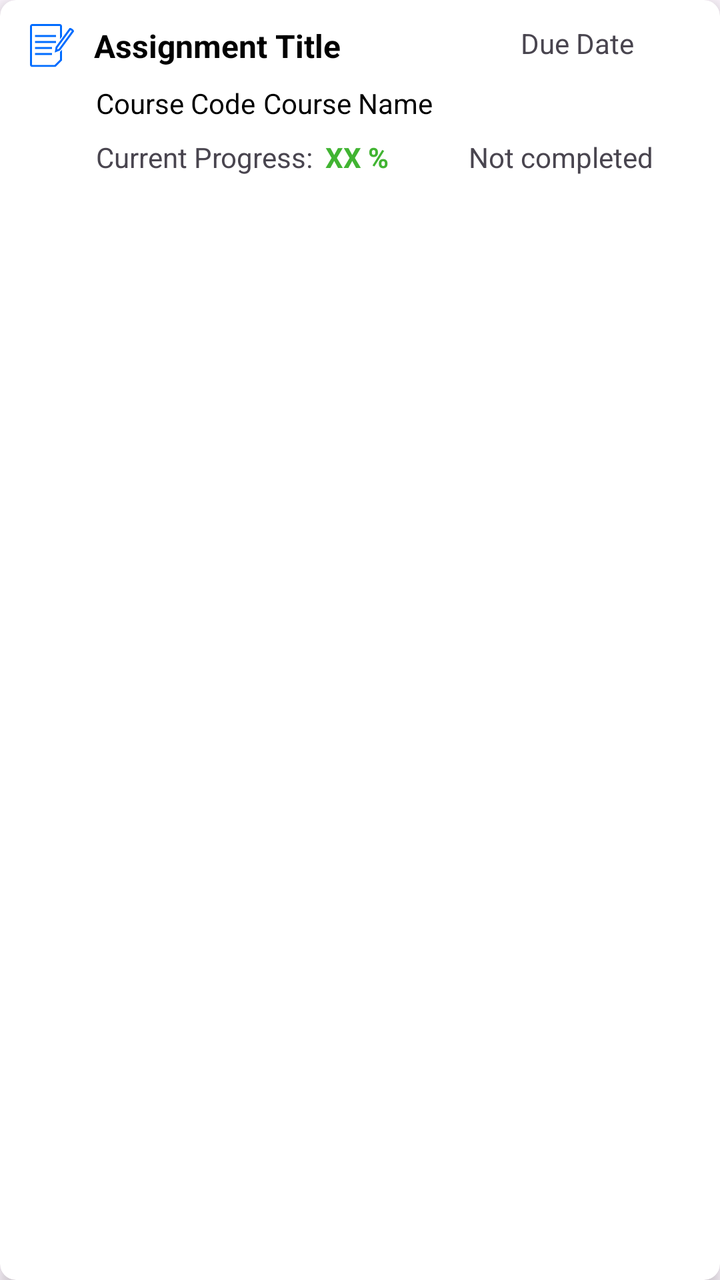
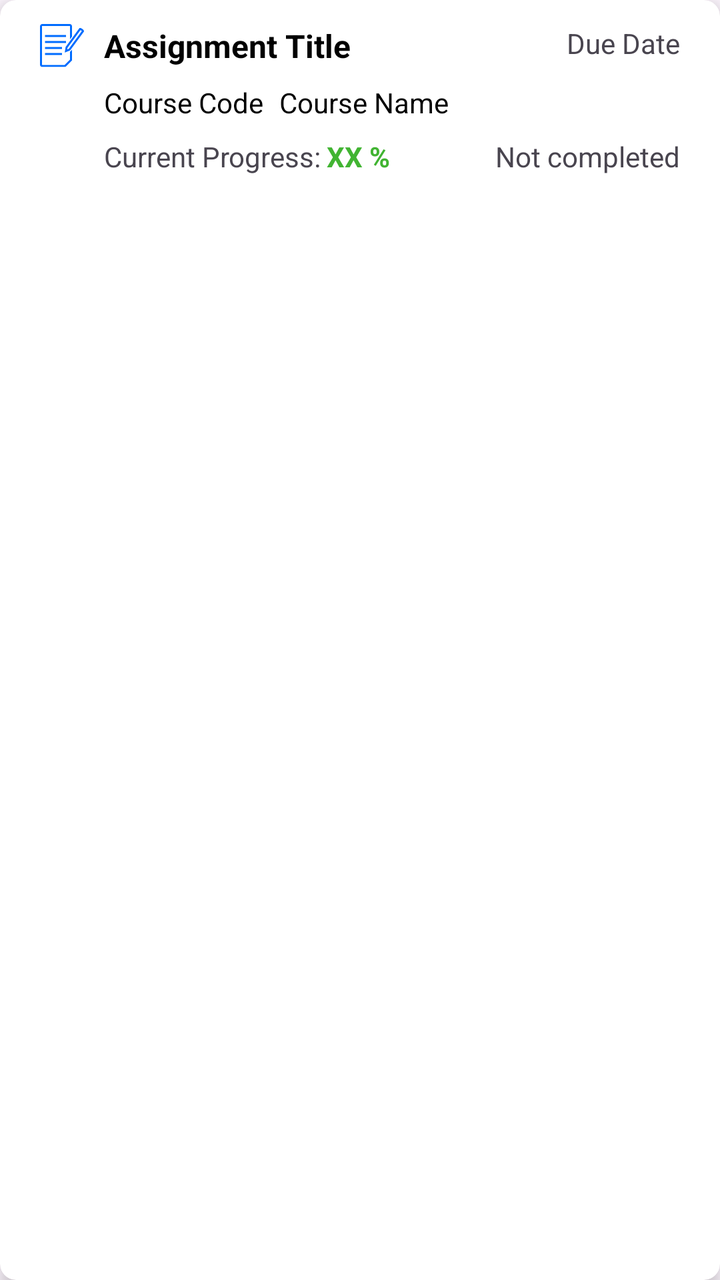

Two renders of the same Android screen: before a commit and after it. Below are the layout's source before the change and the commit's diff.
<!-- AndroidManifest.xml: application theme Theme.Project_JomStudy -->
<!-- res/layout/assignment.xml -->
<?xml version="1.0" encoding="utf-8"?>
<androidx.cardview.widget.CardView xmlns:android="http://schemas.android.com/apk/res/android"
    android:layout_width="match_parent"
    android:layout_height="wrap_content"
    xmlns:app="http://schemas.android.com/apk/res-auto"
    android:id="@+id/cardView"
    android:foreground="?android:attr/selectableItemBackground"
    app:cardElevation="5dp"
    app:cardCornerRadius="8dp"
    android:layout_margin="16dp">

    <LinearLayout
        android:layout_width="wrap_content"
        android:layout_height="wrap_content"
        android:layout_marginLeft="5dp"
        android:orientation="vertical">

        <LinearLayout
            android:layout_width="wrap_content"
            android:layout_height="wrap_content"
            android:layout_gravity="center_vertical"
            android:orientation="horizontal"
            android:layout_marginTop="10dp">
            <LinearLayout
                android:layout_width="wrap_content"
                android:layout_height="wrap_content"
                android:orientation="horizontal">

                <ImageView
                    android:layout_width="22dp"
                    android:layout_height="22dp"
                    android:src="@drawable/group_28"
                    android:layout_marginStart="10dp"
                    android:layout_marginTop="2dp"/>

            <TextView
                android:layout_width="wrap_content"
                android:layout_height="wrap_content"
                android:id="@+id/assignmentTitle"
                android:text="Assignment Title"
                android:textColor="@color/black"
                android:textSize="16sp"
                android:layout_marginLeft="10dp"
                android:layout_marginTop="2dp"
                android:textStyle="bold"/>

                <TextView
                    android:layout_width="wrap_content"
                    android:layout_height="wrap_content"
                    android:id="@+id/dueDate"
                    android:text="Due Date"
                    android:textSize="14sp"
                    android:layout_marginStart="90dp"
                    android:layout_marginEnd="10dp"
                    android:layout_alignParentRight="true"
                    android:layout_marginRight="10dp"
                    app:layout_constraintHorizontal_chainStyle="packed"/>

            </LinearLayout>
        </LinearLayout>
        <LinearLayout
            android:layout_width="wrap_content"
            android:layout_height="wrap_content"
            android:orientation="horizontal">
            <TextView
                android:layout_width="match_parent"
                android:layout_height="wrap_content"
                android:id="@+id/courseCode"
                android:text="Course Code"
                android:textColor="@color/black"
                android:textSize="14sp"
                android:layout_marginTop="8dp"
                android:layout_marginLeft="43dp"/>

            <TextView
                android:layout_width="match_parent"
                android:layout_height="wrap_content"
                android:id="@+id/courseName"
                android:text="Course Name"
                android:textColor="@color/black"
                android:textSize="14sp"
                android:layout_marginTop="8dp"
                android:layout_marginLeft="4dp"/>
        </LinearLayout>

        <LinearLayout
            android:layout_width="wrap_content"
            android:layout_height="match_parent"
            android:orientation="horizontal"
            android:layout_marginBottom="10dp">
            <TextView
                android:layout_width="wrap_content"
                android:layout_height="wrap_content"
                android:text="Current Progress: "
                android:layout_marginStart="43dp"
                android:layout_marginTop="8dp"/>

            <TextView
                android:layout_width="wrap_content"
                android:layout_height="wrap_content"
                android:id="@+id/progress"
                android:text="XX %"
                android:layout_marginTop="8dp"
                android:layout_marginLeft="3dp"
                android:textStyle="bold"
                android:textColor="@color/green"/>

            <TextView
                android:layout_width="wrap_content"
                android:layout_height="wrap_content"
                android:id="@+id/status"
                android:text="Not completed"
                android:layout_marginTop="8dp"
                android:layout_marginLeft="40dp" />
        </LinearLayout>
    </LinearLayout>
</androidx.cardview.widget.CardView>
<!-- resources referenced by this layout -->
<resources>
  <color name="black">#FF000000</color>
  <color name="green">#41B432</color>
  <!-- drawable group_28: vector/xml drawable (drawable, 2324 chars, omitted) -->
  <style name="Theme.Project_JomStudy" parent="Base.Theme.Project_JomStudy" />
  <style name="Base.Theme.Project_JomStudy" parent="Theme.Material3.DayNight.NoActionBar" />
</resources>

<!-- the commit's change to res/layout/assignment.xml (unified diff, before → after) -->
@@ -1,4 +1,3 @@
-<?xml version="1.0" encoding="utf-8"?>
 <androidx.cardview.widget.CardView xmlns:android="http://schemas.android.com/apk/res/android"
     android:layout_width="match_parent"
     android:layout_height="wrap_content"
@@ -9,109 +8,94 @@
     app:cardCornerRadius="8dp"
     android:layout_margin="16dp">
 
-    <LinearLayout
-        android:layout_width="wrap_content"
+    <RelativeLayout
+        android:layout_width="match_parent"
         android:layout_height="wrap_content"
-        android:layout_marginLeft="5dp"
-        android:orientation="vertical">
+        android:padding="10dp">
 
-        <LinearLayout
+        
+        <ImageView
+            android:id="@+id/icon"
+            android:layout_width="22dp"
+            android:layout_height="22dp"
+            android:src="@drawable/group_28"
+            android:layout_alignParentStart="true"
+            android:layout_marginTop="2dp"
+            android:layout_marginStart="10dp" />
+
+        <TextView
+            android:id="@+id/assignmentTitle"
             android:layout_width="wrap_content"
             android:layout_height="wrap_content"
-            android:layout_gravity="center_vertical"
-            android:orientation="horizontal"
-            android:layout_marginTop="10dp">
-            <LinearLayout
-                android:layout_width="wrap_content"
-                android:layout_height="wrap_content"
-                android:orientation="horizontal">
+            android:text="Assignment Title"
+            android:textColor="@color/black"
+            android:textSize="16sp"
+            android:textStyle="bold"
+            android:layout_toEndOf="@id/icon"
+            android:layout_marginStart="10dp"
+            android:layout_alignTop="@id/icon" />
 
-                <ImageView
-                    android:layout_width="22dp"
-                    android:layout_height="22dp"
-                    android:src="@drawable/group_28"
-                    android:layout_marginStart="10dp"
-                    android:layout_marginTop="2dp"/>
-
-            <TextView
-                android:layout_width="wrap_content"
-                android:layout_height="wrap_content"
-                android:id="@+id/assignmentTitle"
-                android:text="Assignment Title"
-                android:textColor="@color/black"
-                android:textSize="16sp"
-                android:layout_marginLeft="10dp"
-                android:layout_marginTop="2dp"
-                android:textStyle="bold"/>
-
-                <TextView
-                    android:layout_width="wrap_content"
-                    android:layout_height="wrap_content"
-                    android:id="@+id/dueDate"
-                    android:text="Due Date"
-                    android:textSize="14sp"
-                    android:layout_marginStart="90dp"
-                    android:layout_marginEnd="10dp"
-                    android:layout_alignParentRight="true"
-                    android:layout_marginRight="10dp"
-                    app:layout_constraintHorizontal_chainStyle="packed"/>
-
-            </LinearLayout>
-        </LinearLayout>
-        <LinearLayout
+        <TextView
+            android:id="@+id/dueDate"
             android:layout_width="wrap_content"
             android:layout_height="wrap_content"
-            android:orientation="horizontal">
-            <TextView
-                android:layout_width="match_parent"
-                android:layout_height="wrap_content"
-                android:id="@+id/courseCode"
-                android:text="Course Code"
-                android:textColor="@color/black"
-                android:textSize="14sp"
-                android:layout_marginTop="8dp"
-                android:layout_marginLeft="43dp"/>
+            android:text="Due Date"
+            android:textSize="14sp"
+            android:layout_alignParentEnd="true"
+            android:layout_alignTop="@id/assignmentTitle"
+            android:layout_marginEnd="10dp" />
 
-            <TextView
-                android:layout_width="match_parent"
-                android:layout_height="wrap_content"
-                android:id="@+id/courseName"
-                android:text="Course Name"
-                android:textColor="@color/black"
-                android:textSize="14sp"
-                android:layout_marginTop="8dp"
-                android:layout_marginLeft="4dp"/>
-        </LinearLayout>
+        
+        <TextView
+            android:id="@+id/courseCode"
+            android:layout_width="wrap_content"
+            android:layout_height="wrap_content"
+            android:text="Course Code"
+            android:textColor="@color/black"
+            android:textSize="14sp"
+            android:layout_below="@id/assignmentTitle"
+            android:layout_alignStart="@id/assignmentTitle"
+            android:layout_marginTop="8dp" />
 
-        <LinearLayout
+        <TextView
+            android:id="@+id/courseName"
             android:layout_width="wrap_content"
-            android:layout_height="match_parent"
-            android:orientation="horizontal"
-            android:layout_marginBottom="10dp">
-            <TextView
-                android:layout_width="wrap_content"
-                android:layout_height="wrap_content"
-                android:text="Current Progress: "
-                android:layout_marginStart="43dp"
-                android:layout_marginTop="8dp"/>
+            android:layout_height="wrap_content"
+            android:text="Course Name"
+            android:textColor="@color/black"
+            android:textSize="14sp"
+            android:layout_toEndOf="@id/courseCode"
+            android:layout_alignBaseline="@id/courseCode"
+            android:layout_marginStart="8dp" />
 
-            <TextView
-                android:layout_width="wrap_content"
-                android:layout_height="wrap_content"
-                android:id="@+id/progress"
-                android:text="XX %"
-                android:layout_marginTop="8dp"
-                android:layout_marginLeft="3dp"
-                android:textStyle="bold"
-                android:textColor="@color/green"/>
+        
+        <TextView
+            android:id="@+id/progressLabel"
+            android:layout_width="wrap_content"
+            android:layout_height="wrap_content"
+            android:text="Current Progress:"
+            android:layout_below="@id/courseCode"
+            android:layout_alignStart="@id/courseCode"
+            android:layout_marginTop="8dp" />
 
-            <TextView
-                android:layout_width="wrap_content"
-                android:layout_height="wrap_content"
-                android:id="@+id/status"
-                android:text="Not completed"
-                android:layout_marginTop="8dp"
-                android:layout_marginLeft="40dp" />
-        </LinearLayout>
-    </LinearLayout>
+        <TextView
+            android:id="@+id/progress"
+            android:layout_width="wrap_content"
+            android:layout_height="wrap_content"
+            android:text="XX %"
+            android:textColor="@color/green"
+            android:textStyle="bold"
+            android:layout_toEndOf="@id/progressLabel"
+            android:layout_alignBaseline="@id/progressLabel"
+            android:layout_marginStart="3dp" />
+
+        <TextView
+            android:id="@+id/status"
+            android:layout_width="wrap_content"
+            android:layout_height="wrap_content"
+            android:text="Not completed"
+            android:layout_alignBaseline="@id/progress"
+            android:layout_alignParentEnd="true"
+            android:layout_marginEnd="10dp" />
+    </RelativeLayout>
 </androidx.cardview.widget.CardView>
